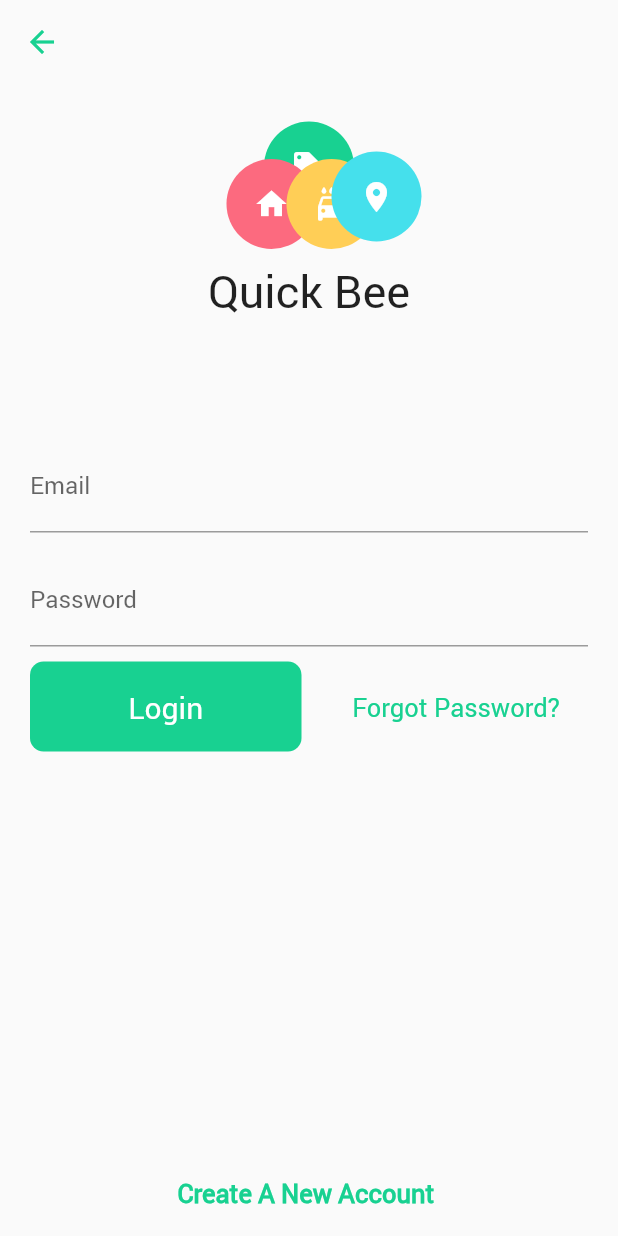
After one commit to hasnentai/quick_bee_youtube, a Flutter app: the screen it shows after launch, after a tap on "Sign In With Email", on a phone screen of 412 x 824 dp. The commit adds this screen. Run offline on Flutter 3.47's test engine with Material 2 defaults, Android fonts, the phone set to English and light mode, and no system bars.

Commit message:
login Screen

```diff
--- /dev/null
+++ b/lib/login.dart
@@ -0,0 +1,97 @@
+import 'package:flutter/material.dart';
+import 'stacked_icons.dart';
+
+class LoginPage extends StatelessWidget {
+  @override
+  Widget build(BuildContext context) {
+    return new Scaffold(
+      appBar: new AppBar(
+          backgroundColor: Colors.transparent,
+          elevation: 0.0,
+          iconTheme: new IconThemeData(color: Color(0xFF18D191))),
+      body: Container(
+        width: double.infinity,
+        child: new Column(
+          crossAxisAlignment: CrossAxisAlignment.center,
+          children: <Widget>[
+            new StakedIcons(),
+            new Row(
+              mainAxisAlignment: MainAxisAlignment.center,
+              children: <Widget>[
+                Padding(
+                  padding: const EdgeInsets.only(top: 8.0, bottom: 80.0),
+                  child: new Text(
+                    "Quick Bee",
+                    style: new TextStyle(fontSize: 30.0),
+                  ),
+                )
+              ],
+            ),
+            Padding(
+              padding:
+                  const EdgeInsets.symmetric(horizontal: 20.0, vertical: 0.0),
+              child: new TextField(
+                decoration: new InputDecoration(labelText: 'Email'),
+              ),
+            ),
+            new SizedBox(
+              height: 15.0,
+            ),
+            Padding(
+              padding:
+                  const EdgeInsets.symmetric(horizontal: 20.0, vertical: 0.0),
+              child: new TextField(
+                obscureText: true,
+                decoration: new InputDecoration(labelText: 'Password'),
+              ),
+            ),
+            new Row(
+              mainAxisAlignment: MainAxisAlignment.center,
+              children: <Widget>[
+                Expanded(
+                  child: Padding(
+                    padding: const EdgeInsets.only(
+                        left: 20.0, right: 5.0, top: 10.0),
+                    child: new Container(
+                        alignment: Alignment.center,
+                        height: 60.0,
+                        decoration: new BoxDecoration(
+                            color: Color(0xFF18D191),
+                            borderRadius: new BorderRadius.circular(9.0)),
+                        child: new Text("Login",
+                            style: new TextStyle(
+                                fontSize: 20.0, color: Colors.white))),
+                  ),
+                ),
+                Expanded(
+                  child: Padding(
+                    padding: const EdgeInsets.only(
+                        left: 10.0, right: 20.0, top: 10.0),
+                    child: new Container(
+                        alignment: Alignment.center,
+                        height: 60.0,
+                        child: new Text("Forgot Password?",
+                            style: new TextStyle(
+                                fontSize: 17.0, color: Color(0xFF18D191)))),
+                  ),
+                )
+              ],
+            ),
+            Expanded(
+              child: Column(
+                mainAxisAlignment: MainAxisAlignment.end,
+                children: <Widget>[
+                  Padding(
+                    padding: const EdgeInsets.only(bottom:18.0),
+                    child: new Text("Create A New Account ",style: new TextStyle(
+                                fontSize: 17.0, color: Color(0xFF18D191),fontWeight: FontWeight.bold)),
+                  ),
+                ],
+              ),
+            )
+          ],
+        ),
+      ),
+    );
+  }
+}
--- a/lib/main.dart
+++ b/lib/main.dart
@@ -1,4 +1,5 @@
 import 'package:flutter/material.dart';
+import 'login.dart';
 
 void main() => runApp(QuickBee());
 
@@ -9,7 +10,10 @@ class QuickBee extends StatelessWidget {
       title: 'Quick Bee',
       debugShowCheckedModeBanner: false,
       // Set Raleway as the default app font
-      theme: ThemeData(fontFamily: 'Roboto'),
+      theme: ThemeData(
+        fontFamily: 'Roboto',
+      ),
+
       home: MyHomePage(),
     );
   }
@@ -79,7 +83,7 @@ class MyHomePage extends StatelessWidget {
               mainAxisAlignment: MainAxisAlignment.center,
               children: <Widget>[
                 Padding(
-                  padding: const EdgeInsets.only(top:8.0,bottom: 80.0),
+                  padding: const EdgeInsets.only(top: 8.0, bottom: 80.0),
                   child: new Text(
                     "Quick Bee",
                     style: new TextStyle(fontSize: 30.0),
@@ -92,12 +96,23 @@ class MyHomePage extends StatelessWidget {
               children: <Widget>[
                 Expanded(
                   child: Padding(
-                    padding: const EdgeInsets.only(left: 20.0,right: 20.0,top: 10.0),
+                    padding: const EdgeInsets.only(
+                        left: 20.0, right: 20.0, top: 10.0),
+                    child: GestureDetector(
+                      onTap: () {
+                         Navigator.push(context, MaterialPageRoute(
+                           builder: (context) => LoginPage(),
+                         ));
+                      },
                       child: new Container(
                           alignment: Alignment.center,
                           height: 60.0,
-                      decoration: new BoxDecoration(color: Color(0xFF18D191),borderRadius: new BorderRadius.circular(10.0)),
-                      child: new Text("Sign In With Email",style: new TextStyle(fontSize: 20.0,color: Colors.white))
+                          decoration: new BoxDecoration(
+                              color: Color(0xFF18D191),
+                              borderRadius: new BorderRadius.circular(9.0)),
+                          child: new Text("Sign In With Email",
+                              style: new TextStyle(
+                                  fontSize: 20.0, color: Colors.white))),
                     ),
                   ),
                 )
@@ -108,24 +123,32 @@ class MyHomePage extends StatelessWidget {
               children: <Widget>[
                 Expanded(
                   child: Padding(
-                    padding: const EdgeInsets.only(left: 20.0,right: 5.0,top: 10.0),
+                    padding: const EdgeInsets.only(
+                        left: 20.0, right: 5.0, top: 10.0),
                     child: new Container(
                         alignment: Alignment.center,
                         height: 60.0,
-                      decoration: new BoxDecoration(color: Color(0xFF4364A1),borderRadius: new BorderRadius.circular(10.0)),
-                      child: new Text("FaceBook",style: new TextStyle(fontSize: 20.0,color: Colors.white))
-                    ),
+                        decoration: new BoxDecoration(
+                            color: Color(0xFF4364A1),
+                            borderRadius: new BorderRadius.circular(9.0)),
+                        child: new Text("FaceBook",
+                            style: new TextStyle(
+                                fontSize: 20.0, color: Colors.white))),
                   ),
                 ),
                 Expanded(
                   child: Padding(
-                    padding: const EdgeInsets.only(left: 10.0,right: 20.0,top: 10.0),
+                    padding: const EdgeInsets.only(
+                        left: 10.0, right: 20.0, top: 10.0),
                     child: new Container(
                         alignment: Alignment.center,
                         height: 60.0,
-                      decoration: new BoxDecoration(color: Color(0xFFDF513B),borderRadius: new BorderRadius.circular(10.0)),
-                      child: new Text("Google",style: new TextStyle(fontSize: 20.0,color: Colors.white))
-                    ),
+                        decoration: new BoxDecoration(
+                            color: Color(0xFFDF513B),
+                            borderRadius: new BorderRadius.circular(9.0)),
+                        child: new Text("Google",
+                            style: new TextStyle(
+                                fontSize: 20.0, color: Colors.white))),
                   ),
                 )
               ],
--- /dev/null
+++ b/lib/stacked_icons.dart
@@ -0,0 +1,59 @@
+import 'package:flutter/material.dart';
+
+class StakedIcons extends StatelessWidget {
+  @override
+  Widget build(BuildContext context) {
+    return new Stack(
+              alignment: Alignment.center,
+              children: <Widget>[
+                new Container(
+                  height: 60.0,
+                  width: 60.0,
+                  decoration: new BoxDecoration(
+                      borderRadius: new BorderRadius.circular(50.0),
+                      color: Color(0xFF18D191)),
+                  child: new Icon(
+                    Icons.local_offer,
+                    color: Colors.white,
+                  ),
+                ),
+                new Container(
+                  margin: new EdgeInsets.only(right: 50.0, top: 50.0),
+                  height: 60.0,
+                  width: 60.0,
+                  decoration: new BoxDecoration(
+                      borderRadius: new BorderRadius.circular(50.0),
+                      color: Color(0xFFFC6A7F)),
+                  child: new Icon(
+                    Icons.home,
+                    color: Colors.white,
+                  ),
+                ),
+                new Container(
+                  margin: new EdgeInsets.only(left: 30.0, top: 50.0),
+                  height: 60.0,
+                  width: 60.0,
+                  decoration: new BoxDecoration(
+                      borderRadius: new BorderRadius.circular(50.0),
+                      color: Color(0xFFFFCE56)),
+                  child: new Icon(
+                    Icons.local_car_wash,
+                    color: Colors.white,
+                  ),
+                ),
+                new Container(
+                  margin: new EdgeInsets.only(left: 90.0, top: 40.0),
+                  height: 60.0,
+                  width: 60.0,
+                  decoration: new BoxDecoration(
+                      borderRadius: new BorderRadius.circular(50.0),
+                      color: Color(0xFF45E0EC)),
+                  child: new Icon(
+                    Icons.place,
+                    color: Colors.white,
+                  ),
+                )
+              ],
+            );
+  }
+}
```
Lines whose indentation alone changed are shown as unchanged.
